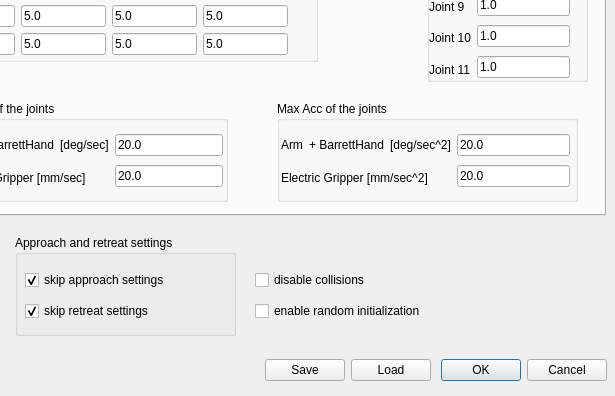
Old version of the form ui/toldialoghump.ui in the repository JoaoQPereira/motion_manager; both pictures show x 355 to 970 and y 335 to 731 of the 970 by 731 pixel window.
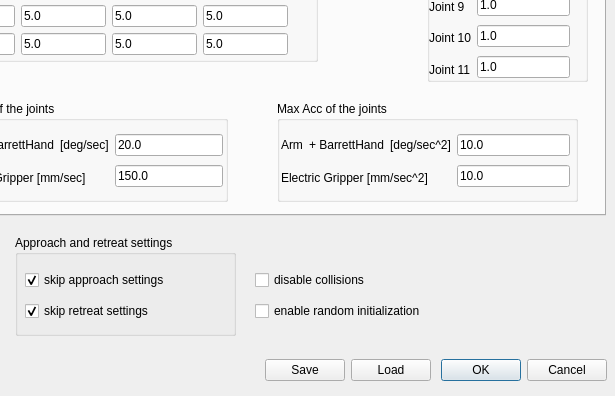
New version of the form.

The edit to the form file:
```diff
--- a/ui/toldialoghump.ui
+++ b/ui/toldialoghump.ui
@@ -922,7 +922,7 @@
          <item>
           <widget class="QLineEdit" name="lineEdit_w_max_gripper">
            <property name="text">
-            <string>20.0</string>
+            <string>150.0</string>
            </property>
           </widget>
          </item>
@@ -994,14 +994,14 @@
          <item>
           <widget class="QLineEdit" name="lineEdit_alpha_max">
            <property name="text">
-            <string>20.0</string>
+            <string>10.0</string>
            </property>
           </widget>
          </item>
          <item>
           <widget class="QLineEdit" name="lineEdit_alpha_max_gripper">
            <property name="text">
-            <string>20.0</string>
+            <string>10.0</string>
            </property>
           </widget>
          </item>
```
